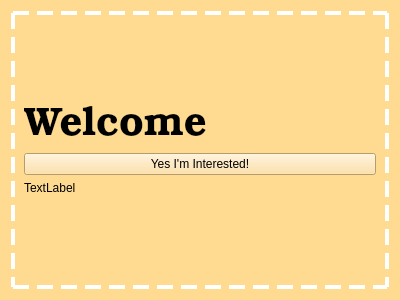
First picture: the form in playergreeting.ui, repository zxjorge/EDApp, before the edit.
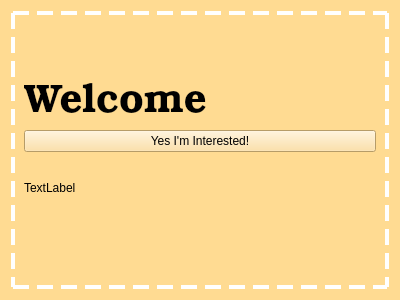
Second picture: the form after the edit.

Diff of the .ui file:
```diff
--- a/playergreeting.ui
+++ b/playergreeting.ui
@@ -69,6 +69,12 @@
       </item>
       <item>
        <widget class="QLabel" name="imageLabel">
+        <property name="sizePolicy">
+         <sizepolicy hsizetype="Preferred" vsizetype="Expanding">
+          <horstretch>0</horstretch>
+          <verstretch>0</verstretch>
+         </sizepolicy>
+        </property>
         <property name="text">
          <string>TextLabel</string>
         </property>
```
